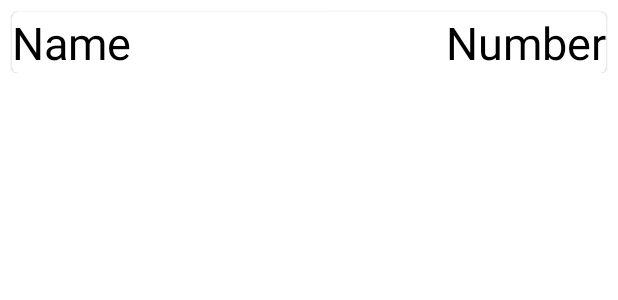
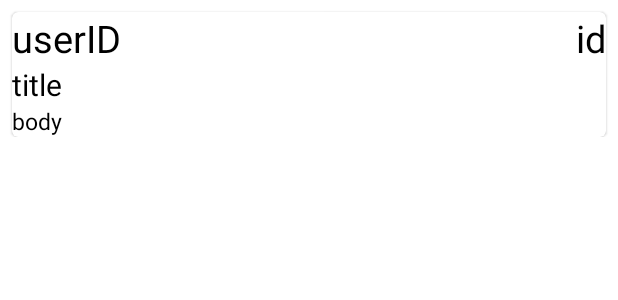
Before and after one commit to ishtiaqhimel/My-First-App, an Android app: the layout info_single_item.xml on its own in the app's theme, with its tools: preview values and no code run, on a phone screen of 412 x 824 dp. Shown: the top 300 px of the screen. Run offline under Robolectric (Android 15) with nearby library versions, the phone set to English and light mode, and no system bars.

```diff
--- a/app/src/main/AndroidManifest.xml
+++ b/app/src/main/AndroidManifest.xml
@@ -1,6 +1,7 @@
 <?xml version="1.0" encoding="utf-8"?>
 <manifest xmlns:android="http://schemas.android.com/apk/res/android"
     package="com.example.myfirstapp">
+    <uses-permission android:name="android.permission.INTERNET"/>
 
     <application
         android:allowBackup="true"
--- /dev/null
+++ b/app/src/main/java/com/example/myfirstapp/model/Post.kt
@@ -0,0 +1,3 @@
+package com.example.myfirstapp.model
+
+data class Post(val userId: Int, val id: Int, val title: String, val body: String)
--- a/app/src/main/res/layout/info_single_item.xml
+++ b/app/src/main/res/layout/info_single_item.xml
@@ -18,24 +18,44 @@
             android:layout_height="wrap_content">
 
             <com.google.android.material.textview.MaterialTextView
-                android:id="@+id/tvName"
+                android:id="@+id/tvuserId"
                 android:layout_width="wrap_content"
                 android:layout_height="wrap_content"
-                android:text="Name"
+                android:text="userID"
                 android:textColor="@color/black"
-                android:textSize="30sp"
+                android:textSize="25sp"
                 app:layout_constraintStart_toStartOf="parent"
                 app:layout_constraintTop_toTopOf="parent" />
 
             <com.google.android.material.textview.MaterialTextView
-                android:id="@+id/tvNumber"
+                android:id="@+id/tvid"
                 android:layout_width="wrap_content"
                 android:layout_height="wrap_content"
-                android:text="Number"
+                android:text="id"
                 android:textColor="@color/black"
-                android:textSize="30sp"
+                android:textSize="25sp"
                 app:layout_constraintEnd_toEndOf="parent"
                 app:layout_constraintTop_toTopOf="parent" />
+
+            <com.google.android.material.textview.MaterialTextView
+                android:id="@+id/tvtitle"
+                android:layout_width="wrap_content"
+                android:layout_height="wrap_content"
+                android:text="title"
+                android:textColor="@color/black"
+                android:textSize="20sp"
+                app:layout_constraintStart_toStartOf="parent"
+                app:layout_constraintTop_toBottomOf="@+id/tvuserId" />
+
+            <com.google.android.material.textview.MaterialTextView
+                android:id="@+id/tvbody"
+                android:layout_width="wrap_content"
+                android:layout_height="wrap_content"
+                android:text="body"
+                android:textColor="@color/black"
+                android:textSize="15sp"
+                app:layout_constraintStart_toStartOf="parent"
+                app:layout_constraintTop_toBottomOf="@+id/tvtitle" />
 
         </androidx.constraintlayout.widget.ConstraintLayout>
 
```
Also changed, not shown: app/build.gradle (+5 -3 lines), app/src/main/java/com/example/myfirstapp/MainActivity.kt (+11 -38 lines), app/src/main/java/com/example/myfirstapp/NetworkCallback.kt (added, +7 -0 lines), app/src/main/java/com/example/myfirstapp/network/ApiInterface.kt (added, +11 -0 lines), app/src/main/java/com/example/myfirstapp/network/NetWorkClient.kt (added, +38 -0 lines), app/src/main/java/com/example/myfirstapp/userAdapter.kt (+10 -5 lines).
